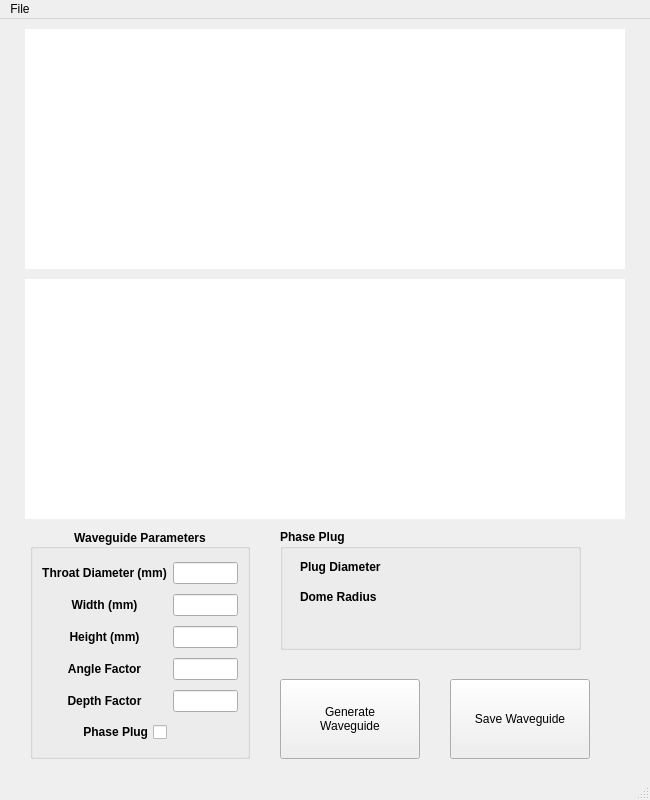
garciachristian829/Waveguide-Designer, file mainGUI.ui: the form before one commit.
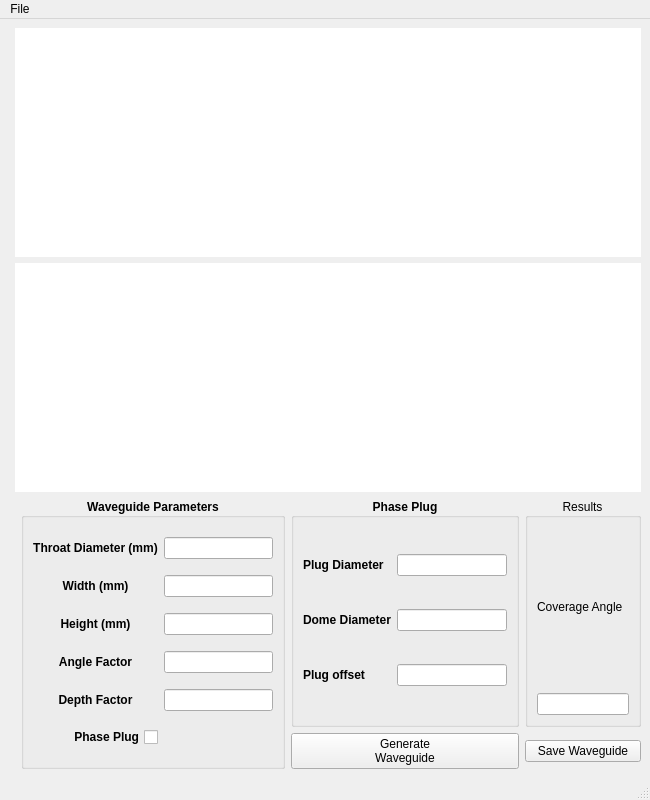
The form after the commit.

Commit message: connected mainGUI to waveguide designer script. need to fix issues with graphs plotting on right side

The edit to the form file:
```diff
--- a/mainGUI.ui
+++ b/mainGUI.ui
@@ -20,15 +20,22 @@
    <string>MainWindow</string>
   </property>
   <widget class="QWidget" name="centralwidget">
+   <layout class="QGridLayout" name="gridLayout_4">
+    <item row="0" column="0" rowspan="4">
+     <spacer name="verticalSpacer">
+      <property name="orientation">
+       <enum>Qt::Vertical</enum>
+      </property>
+      <property name="sizeHint" stdset="0">
+       <size>
+        <width>0</width>
+        <height>709</height>
+       </size>
+      </property>
+     </spacer>
+    </item>
+    <item row="0" column="1" colspan="4">
    <widget class="QWidget" name="widget" native="true">
-    <property name="geometry">
-     <rect>
-      <x>25</x>
-      <y>10</y>
-      <width>600</width>
-      <height>240</height>
-     </rect>
-    </property>
     <property name="palette">
      <palette>
       <active>
@@ -448,15 +455,9 @@
      <string notr="true">background-color: rgb(255, 255, 255);</string>
     </property>
    </widget>
+    </item>
+    <item row="1" column="1" colspan="4">
    <widget class="QWidget" name="widget_2" native="true">
-    <property name="geometry">
-     <rect>
-      <x>25</x>
-      <y>260</y>
-      <width>600</width>
-      <height>240</height>
-     </rect>
-    </property>
     <property name="palette">
      <palette>
       <active>
@@ -879,15 +880,9 @@
      <string notr="true">background-color: rgb(255, 255, 255);</string>
     </property>
    </widget>
+    </item>
+    <item row="2" column="2" rowspan="2">
    <widget class="QGroupBox" name="groupBox">
-    <property name="geometry">
-     <rect>
-      <x>30</x>
-      <y>510</y>
-      <width>220</width>
-      <height>230</height>
-     </rect>
-    </property>
     <property name="font">
      <font>
       <pointsize>9</pointsize>
@@ -971,79 +966,107 @@
      </item>
     </layout>
    </widget>
+    </item>
+    <item row="2" column="3">
+     <widget class="QGroupBox" name="groupBox_phaseplug">
+      <property name="font">
+       <font>
+        <pointsize>9</pointsize>
+        <weight>75</weight>
+        <bold>true</bold>
+       </font>
+      </property>
+      <property name="title">
+       <string>Phase Plug</string>
+      </property>
+      <property name="alignment">
+       <set>Qt::AlignCenter</set>
+      </property>
+      <layout class="QGridLayout" name="gridLayout_2">
+       <item row="0" column="0">
+        <widget class="QLabel" name="label_6">
+         <property name="text">
+          <string>Plug Diameter</string>
+         </property>
+        </widget>
+       </item>
+       <item row="1" column="1">
+        <widget class="QLineEdit" name="lineEdit_dome_diameter"/>
+       </item>
+       <item row="2" column="0">
+        <widget class="QLabel" name="label_8">
+         <property name="text">
+          <string>Plug offset</string>
+         </property>
+        </widget>
+       </item>
+       <item row="0" column="1">
+        <widget class="QLineEdit" name="lineEdit_plug_diameter"/>
+       </item>
+       <item row="1" column="0">
+        <widget class="QLabel" name="label_7">
+         <property name="text">
+          <string>Dome Diameter</string>
+         </property>
+        </widget>
+       </item>
+       <item row="2" column="1">
+        <widget class="QLineEdit" name="lineEdit_plugoffset"/>
+       </item>
+      </layout>
+     </widget>
+    </item>
+    <item row="2" column="4">
+     <widget class="QGroupBox" name="groupBox_2">
+      <property name="title">
+       <string>Results</string>
+      </property>
+      <property name="alignment">
+       <set>Qt::AlignCenter</set>
+      </property>
+      <layout class="QGridLayout" name="gridLayout_3">
+       <item row="0" column="0">
+        <widget class="QLabel" name="label_9">
+         <property name="text">
+          <string>Coverage Angle</string>
+         </property>
+        </widget>
+       </item>
+       <item row="1" column="0">
+        <widget class="QLineEdit" name="lineEdit_coverage_angle"/>
+       </item>
+      </layout>
+     </widget>
+    </item>
+    <item row="3" column="3">
    <widget class="QPushButton" name="pushButton_generate_waveguide">
-    <property name="geometry">
-     <rect>
-      <x>280</x>
-      <y>660</y>
-      <width>140</width>
-      <height>80</height>
-     </rect>
-    </property>
     <property name="text">
      <string>Generate 
 Waveguide</string>
     </property>
    </widget>
+    </item>
+    <item row="3" column="4">
    <widget class="QPushButton" name="pushButton_save_button">
-    <property name="geometry">
-     <rect>
-      <x>450</x>
-      <y>660</y>
-      <width>140</width>
-      <height>80</height>
-     </rect>
-    </property>
     <property name="text">
      <string>Save Waveguide</string>
     </property>
    </widget>
-   <widget class="QGroupBox" name="groupBox_phaseplug">
-    <property name="geometry">
-     <rect>
-      <x>280</x>
-      <y>510</y>
-      <width>301</width>
-      <height>121</height>
-     </rect>
-    </property>
-    <property name="font">
-     <font>
-      <pointsize>9</pointsize>
-      <weight>75</weight>
-      <bold>true</bold>
-     </font>
-    </property>
-    <property name="title">
-     <string>Phase Plug</string>
-    </property>
-    <widget class="QLabel" name="label_6">
-     <property name="geometry">
-      <rect>
-       <x>20</x>
-       <y>30</y>
-       <width>91</width>
-       <height>16</height>
-      </rect>
-     </property>
-     <property name="text">
-      <string>Plug Diameter</string>
-     </property>
-    </widget>
-    <widget class="QLabel" name="label_7">
-     <property name="geometry">
-      <rect>
-       <x>20</x>
-       <y>60</y>
-       <width>91</width>
-       <height>16</height>
-      </rect>
-     </property>
-     <property name="text">
-      <string>Dome Radius</string>
-     </property>
-    </widget>
-   </widget>
+    </item>
+    <item row="4" column="0" colspan="5">
+     <spacer name="horizontalSpacer">
+      <property name="orientation">
+       <enum>Qt::Horizontal</enum>
+      </property>
+      <property name="sizeHint" stdset="0">
+       <size>
+        <width>623</width>
+        <height>0</height>
+       </size>
+      </property>
+     </spacer>
+    </item>
+   </layout>
   </widget>
   <widget class="QMenuBar" name="menubar">
    <property name="geometry">
```
Left out of the diff: 12 changed lines with no effect on the pictures. Lines whose indentation alone changed are shown as unchanged. The commit also changes 2 other files.
